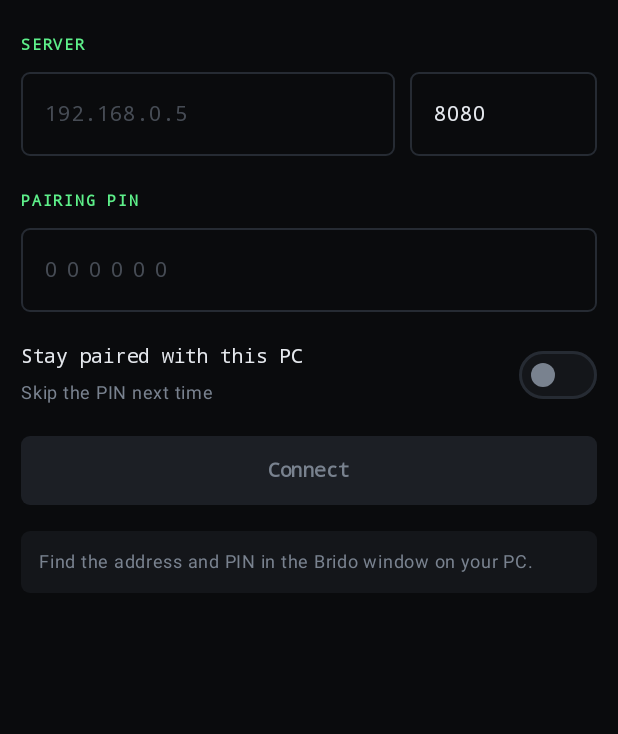
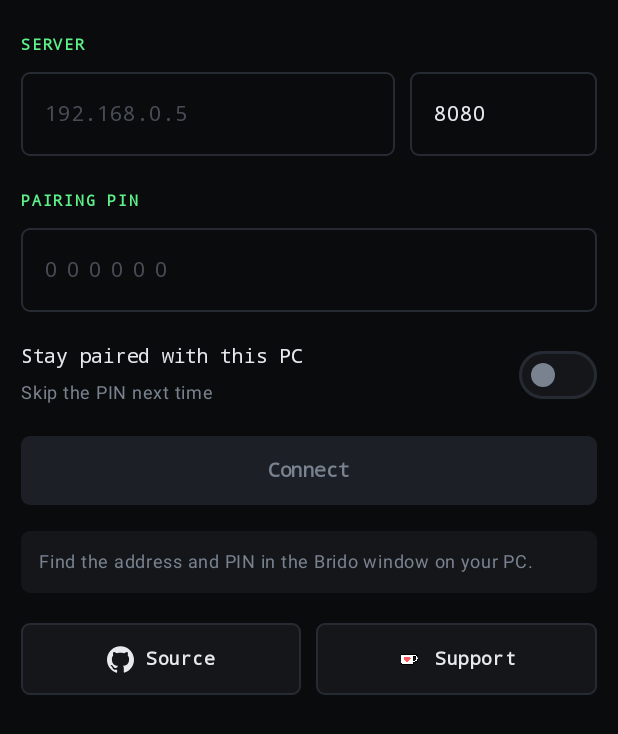
Before and after one commit to vinayakawac/brido, an Android app built with Jetpack Compose: the composable ManualEntryTab shown on its own in the app's theme, on a phone screen of 412 x 824 dp. Shown: the top 734 px of the screen. Run offline under Robolectric (Android 15) with nearby library versions, the phone set to English and light mode, and no system bars.

Commit message:
Add source and support links to the connect screen
Two buttons at the bottom of manual entry: the GitHub repository and
Ko-fi, each with its own mark — the Invertocat as a vector drawable, and
Ko-fi's official brand asset left untinted as their guidelines require.
Both open in the browser so the destination is visible before signing in
anywhere.

Also adds the Ko-fi button to the README.

Co-Authored-By: Claude Opus 5 <noreply@anthropic.com>

```diff
--- a/brido_app/app/src/main/java/com/example/brido/screens/ConnectionScreen.kt
+++ b/brido_app/app/src/main/java/com/example/brido/screens/ConnectionScreen.kt
@@ -1,5 +1,9 @@
 package com.example.brido.screens
 
+import android.content.Intent
+import android.net.Uri
+import androidx.compose.foundation.BorderStroke
+import androidx.compose.foundation.Image
 import androidx.compose.foundation.background
 import androidx.compose.foundation.clickable
 import androidx.compose.foundation.layout.Arrangement
@@ -10,6 +14,7 @@ import androidx.compose.foundation.layout.WindowInsets
 import androidx.compose.foundation.layout.fillMaxSize
 import androidx.compose.foundation.layout.fillMaxWidth
 import androidx.compose.foundation.layout.height
+import androidx.compose.foundation.layout.PaddingValues
 import androidx.compose.foundation.layout.padding
 import androidx.compose.foundation.layout.size
 import androidx.compose.foundation.layout.systemBars
@@ -21,7 +26,9 @@ import androidx.compose.foundation.text.KeyboardOptions
 import androidx.compose.foundation.verticalScroll
 import androidx.compose.material.icons.Icons
 import androidx.compose.material.icons.automirrored.filled.ArrowBack
+import androidx.compose.material3.ButtonDefaults
 import androidx.compose.material3.Icon
+import androidx.compose.material3.OutlinedButton
 import androidx.compose.material3.OutlinedTextField
 import androidx.compose.material3.OutlinedTextFieldDefaults
 import androidx.compose.material3.Switch
@@ -36,7 +43,9 @@ import androidx.compose.ui.Alignment
 import androidx.compose.ui.Modifier
 import androidx.compose.ui.draw.clip
 import androidx.compose.ui.graphics.Color
+import androidx.compose.ui.platform.LocalContext
 import androidx.compose.ui.platform.LocalFocusManager
+import androidx.compose.ui.res.painterResource
 import androidx.compose.ui.text.TextStyle
 import androidx.compose.ui.text.font.FontFamily
 import androidx.compose.ui.text.font.FontWeight
@@ -45,6 +54,7 @@ import androidx.compose.ui.text.input.KeyboardType
 import androidx.compose.ui.text.input.PasswordVisualTransformation
 import androidx.compose.ui.unit.dp
 import androidx.compose.ui.unit.sp
+import com.example.brido.R
 import com.example.brido.ui.components.GroupLabel
 import com.example.brido.ui.components.InstrumentShape
 import com.example.brido.ui.components.NotePanel
@@ -281,7 +291,83 @@ private fun ManualEntryTab(
 
         NotePanel("Find the address and PIN in the Brido window on your PC.")
 
+        Spacer(Modifier.height(20.dp))
+
+        LinkButtons()
+
         Spacer(Modifier.height(24.dp))
+    }
+}
+
+/**
+ * Project links: the source, and a way to support it.
+ *
+ * Each opens in the browser rather than an in-app view, so the user can see
+ * where they are going before signing in anywhere.
+ */
+@Composable
+private fun LinkButtons() {
+    val context = LocalContext.current
+
+    fun open(url: String) {
+        runCatching {
+            context.startActivity(Intent(Intent.ACTION_VIEW, Uri.parse(url)))
+        }
+    }
+
+    Row(horizontalArrangement = Arrangement.spacedBy(10.dp)) {
+        // GitHub — vector mark, tinted to match the surrounding text.
+        OutlinedButton(
+            onClick = { open("https://github.com/vinayakawac/brido") },
+            shape = InstrumentShape,
+            border = BorderStroke(1.dp, BridoLine),
+            colors = ButtonDefaults.outlinedButtonColors(
+                containerColor = BridoSurface,
+                contentColor = BridoTextPrimary,
+            ),
+            contentPadding = PaddingValues(horizontal = 12.dp, vertical = 12.dp),
+            modifier = Modifier.weight(1f),
+        ) {
+            Icon(
+                painter = painterResource(R.drawable.ic_github),
+                contentDescription = null,
+                tint = BridoTextPrimary,
+                modifier = Modifier.size(18.dp),
+            )
+            Spacer(Modifier.width(8.dp))
+            Text(
+                "Source",
+                fontSize = 12.sp,
+                fontFamily = FontFamily.Monospace,
+                fontWeight = FontWeight.Bold,
+            )
+        }
+
+        // Ko-fi — official brand asset, so it is left untinted.
+        OutlinedButton(
+            onClick = { open("https://ko-fi.com/F2Q7236MTE") },
+            shape = InstrumentShape,
+            border = BorderStroke(1.dp, BridoLine),
+            colors = ButtonDefaults.outlinedButtonColors(
+                containerColor = BridoSurface,
+                contentColor = BridoTextPrimary,
+            ),
+            contentPadding = PaddingValues(horizontal = 12.dp, vertical = 12.dp),
+            modifier = Modifier.weight(1f),
+        ) {
+            Image(
+                painter = painterResource(R.drawable.ic_kofi),
+                contentDescription = null,
+                modifier = Modifier.size(18.dp),
+            )
+            Spacer(Modifier.width(8.dp))
+            Text(
+                "Support",
+                fontSize = 12.sp,
+                fontFamily = FontFamily.Monospace,
+                fontWeight = FontWeight.Bold,
+            )
+        }
     }
 }
 
--- /dev/null
+++ b/brido_app/app/src/main/res/drawable/ic_github.xml
@@ -0,0 +1,10 @@
+<!-- GitHub Invertocat mark. Tinted at the call site so it works on any surface. -->
+<vector xmlns:android="http://schemas.android.com/apk/res/android"
+    android:width="24dp"
+    android:height="24dp"
+    android:viewportWidth="24"
+    android:viewportHeight="24">
+    <path
+        android:fillColor="#FFFFFFFF"
+        android:pathData="M12,0.297c-6.63,0 -12,5.373 -12,12c0,5.303 3.438,9.8 8.205,11.385c0.6,0.113 0.82,-0.258 0.82,-0.577c0,-0.285 -0.01,-1.04 -0.015,-2.04c-3.338,0.724 -4.042,-1.61 -4.042,-1.61C4.422,18.07 3.633,17.7 3.633,17.7c-1.087,-0.744 0.084,-0.729 0.084,-0.729c1.205,0.084 1.838,1.236 1.838,1.236c1.07,1.835 2.809,1.305 3.495,0.998c0.108,-0.776 0.417,-1.305 0.76,-1.605c-2.665,-0.3 -5.466,-1.332 -5.466,-5.93c0,-1.31 0.465,-2.38 1.235,-3.22c-0.135,-0.303 -0.54,-1.523 0.105,-3.176c0,0 1.005,-0.322 3.3,1.23c0.96,-0.267 1.98,-0.399 3,-0.405c1.02,0.006 2.04,0.138 3,0.405c2.28,-1.552 3.285,-1.23 3.285,-1.23c0.645,1.653 0.24,2.873 0.12,3.176c0.765,0.84 1.23,1.91 1.23,3.22c0,4.61 -2.805,5.625 -5.475,5.92c0.42,0.36 0.81,1.096 0.81,2.22c0,1.606 -0.015,2.896 -0.015,3.286c0,0.315 0.21,0.69 0.825,0.57C20.565,22.092 24,17.592 24,12.297C24,5.67 18.627,0.297 12,0.297z" />
+</vector>
```
Also changed, not shown: brido_app/app/src/main/res/drawable/ic_kofi.png (added), 1 other file.
